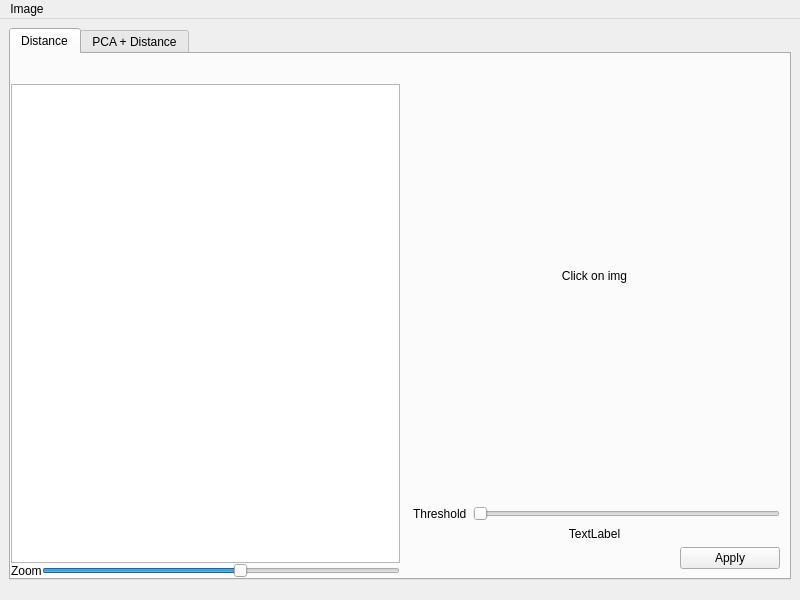
First picture: the form in mainwindowxx.ui, repository pekalam/hyperspectral-segmentation, before the edit.
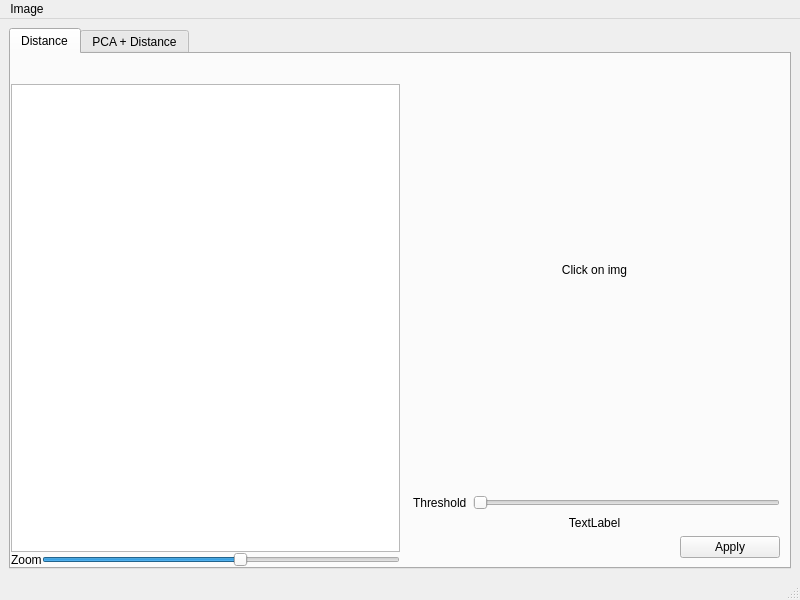
Second picture: the form after the edit.

Commit message: status bar, docs

Patch:
```diff
--- a/mainwindowxx.ui
+++ b/mainwindowxx.ui
@@ -16,7 +16,7 @@
   <widget class="QWidget" name="centralwidget">
    <layout class="QVBoxLayout" name="verticalLayout_7">
     <property name="bottomMargin">
-     <number>20</number>
+     <number>9</number>
     </property>
     <item>
      <widget class="QTabWidget" name="tabWidget">
@@ -455,6 +455,11 @@
    </widget>
    <addaction name="menuImage"/>
   </widget>
+  <widget class="QStatusBar" name="statusBar">
+   <property name="layoutDirection">
+    <enum>Qt::LeftToRight</enum>
+   </property>
+  </widget>
   <action name="actionJasper_Ridge">
    <property name="text">
     <string>Jasper Ridge</string>
```
The commit also changes 5 other files.
